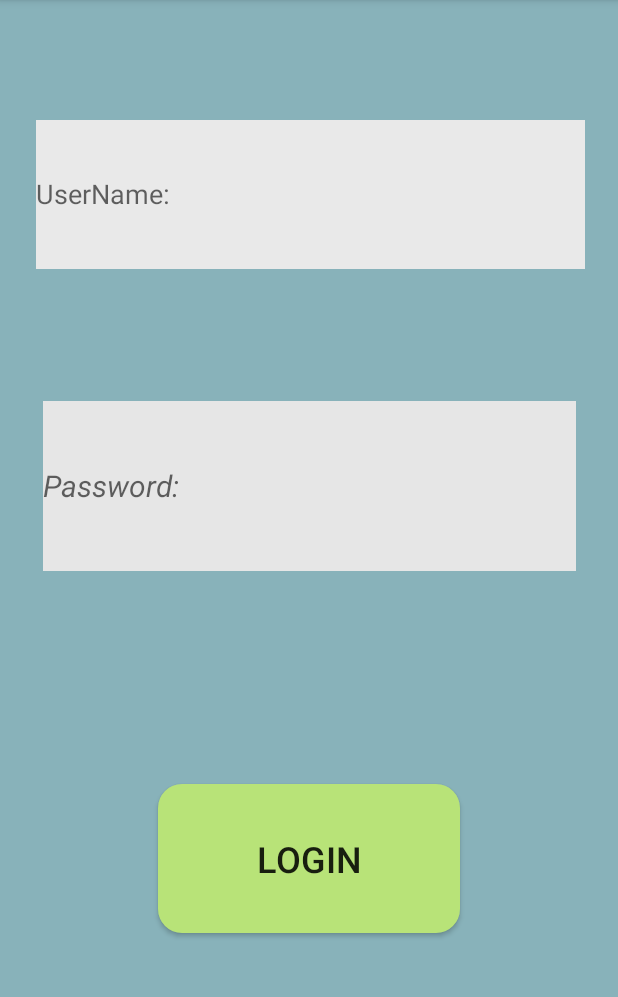
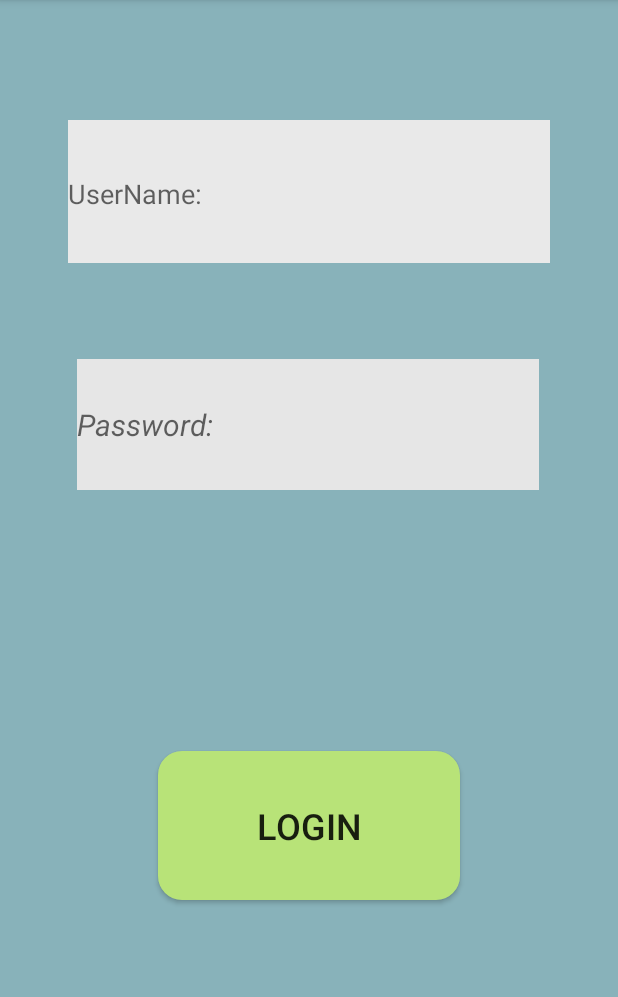
Before and after one commit to Foxroad1/Ranger_team_project, an Android app built with Jetpack Compose: the screen it shows after launch (LoginActivity), on a phone screen of 412 x 824 dp, the part 84-1081 px from its top. Run offline under Robolectric (Android 15) with nearby library versions, the phone set to English and light mode, and no system bars.

```diff
--- a/Companionapp/app/src/main/res/layout/activity_login.xml
+++ b/Companionapp/app/src/main/res/layout/activity_login.xml
@@ -31,9 +31,9 @@
 
     <EditText
         android:id="@+id/editTextTextPassword"
-        android:layout_width="355dp"
-        android:layout_height="113dp"
-        android:layout_marginTop="88dp"
+        android:layout_width="308dp"
+        android:layout_height="87dp"
+        android:layout_marginTop="64dp"
         android:autofillHints="password"
         android:background="#E6E6E6"
         android:ems="10"
@@ -43,20 +43,21 @@
         android:textStyle="italic"
         android:visibility="visible"
         app:layout_constraintEnd_toEndOf="parent"
+        app:layout_constraintHorizontal_bias="0.495"
         app:layout_constraintStart_toStartOf="parent"
         app:layout_constraintTop_toBottomOf="@+id/textInputLayout3"
         tools:visibility="visible" />
 
     <com.google.android.material.textfield.TextInputLayout
         android:id="@+id/textInputLayout3"
-        android:layout_width="366dp"
-        android:layout_height="99dp"
+        android:layout_width="321dp"
+        android:layout_height="95dp"
         android:layout_marginTop="80dp"
         android:layout_marginBottom="49dp"
         android:background="#E9E9E9"
         app:layout_constraintBottom_toTopOf="@+id/editTextTextPassword"
         app:layout_constraintEnd_toEndOf="parent"
-        app:layout_constraintHorizontal_bias="0.528"
+        app:layout_constraintHorizontal_bias="0.5"
         app:layout_constraintStart_toStartOf="parent"
         app:layout_constraintTop_toTopOf="parent"
         app:layout_constraintVertical_bias="0.49">
```
